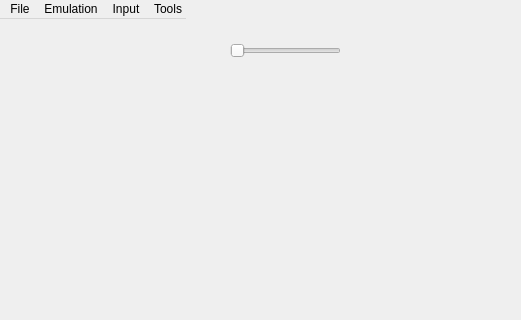
Before: the Qt Designer form src/gui/main_window.ui in ProgrammierPatrick/c64pp, drawn with Qt 5; both pictures show x 0 to 521 and y 0 to 320 of the 771 by 653 pixel window.
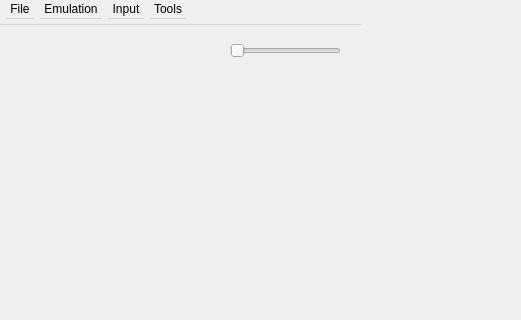
After: the same form once the commit is applied. Icons and pictures are not drawn.

The edit to the form file:
```diff
--- a/src/gui/main_window.ui
+++ b/src/gui/main_window.ui
@@ -15,6 +15,14 @@
   </property>
   <widget class="QWidget" name="centralwidget">
    <widget class="QMenuBar" name="menubar">
+    <property name="geometry">
+     <rect>
+      <x>0</x>
+      <y>0</y>
+      <width>361</width>
+      <height>25</height>
+     </rect>
+    </property>
     <property name="nativeMenuBar">
      <bool>false</bool>
     </property>
```
Left out of the diff: 45 changed lines with no effect on the pictures.
